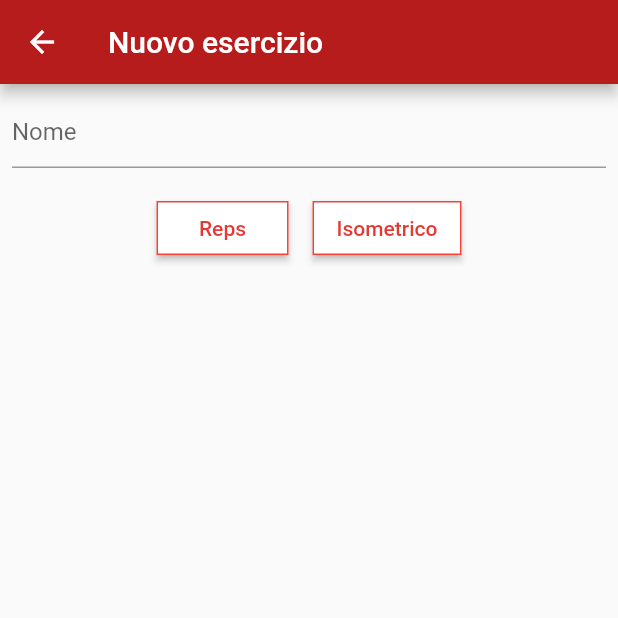
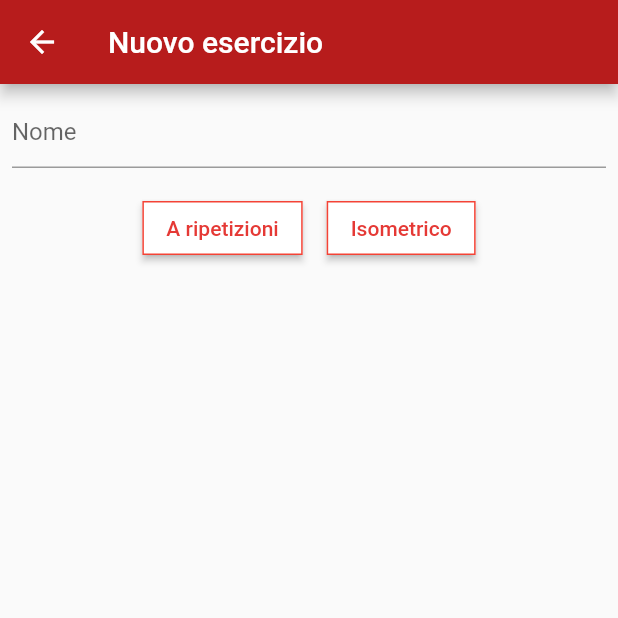
Before and after one commit to Tom1380/Pale, a Flutter app: the screen it shows after launch, item 3 of the bottom bar chosen, after a tap on the "add" icon, on a phone screen of 412 x 824 dp, the top half of it. Run offline on Flutter 3.47's test engine with Material 2 defaults, Android fonts, the phone set to English and light mode, and no system bars; our stand-ins replace sqflite; missing offline and left inert: flappy_search_bar; accounts and stored records are empty.

Commit message:
Renamed a button.

```diff
--- a/lib/ExercisesPage/NewExercisePage.dart
+++ b/lib/ExercisesPage/NewExercisePage.dart
@@ -35,7 +35,7 @@ class _NewExercisePageState extends State<NewExercisePage> {
         mainAxisAlignment: MainAxisAlignment.center,
         children: [
           RepsOrIsometricButtons(
-            'Reps',
+            'A ripetizioni',
             selected: widget.repsOrIsometricChoice == 0,
             onPressed: () => setState(() => widget.repsOrIsometricChoice = 0),
           ),
```
